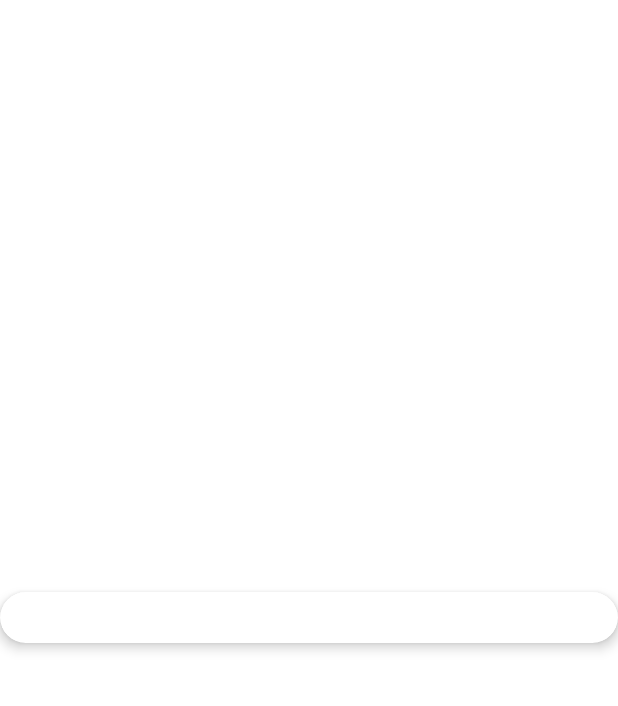
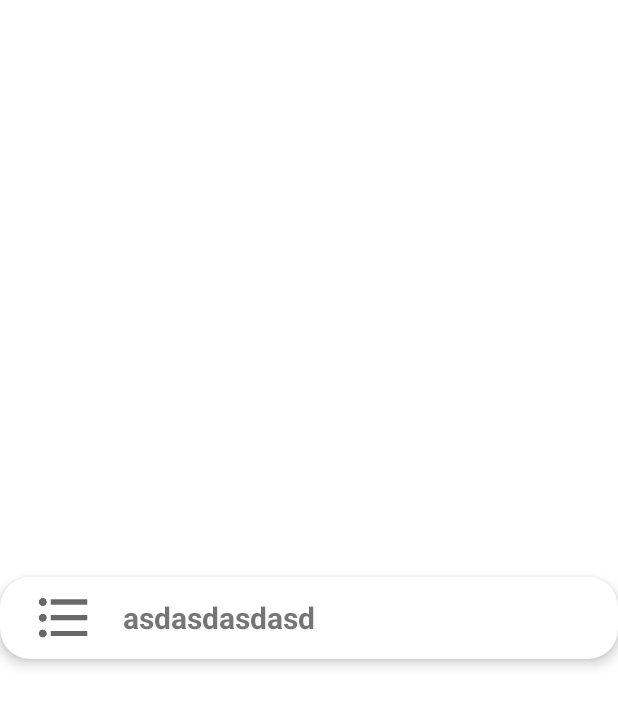
Before and after one commit to irvinjoao19/FiveSYS, an Android app: the layout cardview_menu.xml on its own in the app's theme, with its tools: preview values and no code run, on a phone screen of 412 x 824 dp. Shown: the top 706 px of the screen. Run offline under Robolectric (Android 15) with nearby library versions, the phone set to English and light mode, and no system bars.

Commit message:
change irvin

```diff
--- a/app/src/main/java/com/fivesys/alphamanufacturas/fivesys/context/dao/interfaces/AuditoriaImplementation.kt
+++ b/app/src/main/java/com/fivesys/alphamanufacturas/fivesys/context/dao/interfaces/AuditoriaImplementation.kt
@@ -29,7 +29,7 @@ interface AuditoriaImplementation {
 
     val categorias: RealmResults<Categoria>
 
-    fun getCategoriasById(CategoriaId:Int) : Categoria?
+    fun getCategoriasById(CategoriaId: Int): Categoria?
 
     // TODO DETALLE
 
@@ -43,9 +43,8 @@ interface AuditoriaImplementation {
 
     fun deleteDetalle(d: Detalle): Boolean
 
-
     // TODO UPDATE AUDITORIABYONE
 
-    fun updateAuditoriaByOne(id: Int, ids: Array<IntArray>?)
+    fun updateAuditoriaByOne(id: Int, ids: List<Detalle>?)
 
 }
--- a/app/src/main/java/com/fivesys/alphamanufacturas/fivesys/helper/Mensaje.kt
+++ b/app/src/main/java/com/fivesys/alphamanufacturas/fivesys/helper/Mensaje.kt
@@ -1,4 +1,6 @@
 package com.fivesys.alphamanufacturas.fivesys.helper
+
+import com.fivesys.alphamanufacturas.fivesys.entities.Detalle
 
 open class Mensaje {
 
@@ -6,11 +8,11 @@ open class Mensaje {
     var codigo: String? = null
     var header: Int = 0
     var body: Int = 0
-    var ids: Array<IntArray>? = null
+    var ids: List<Detalle>? = null
 
     constructor()
 
-    constructor(mensaje: String?, codigo: String?, header: Int, body: Int, ids: Array<IntArray>?) {
+    constructor(mensaje: String?, codigo: String?, header: Int, body: Int, ids: List<Detalle>?) {
         this.mensaje = mensaje
         this.codigo = codigo
         this.header = header
--- a/app/src/main/res/layout/cardview_menu.xml
+++ b/app/src/main/res/layout/cardview_menu.xml
@@ -20,6 +20,7 @@
     <LinearLayout
         android:layout_width="wrap_content"
         android:layout_height="wrap_content"
+        android:gravity="center_vertical"
         android:orientation="horizontal"
         tools:ignore="UseCompoundDrawables">
 
@@ -30,7 +31,8 @@
             android:layout_gravity="center|start"
             android:contentDescription="@string/img"
             android:paddingStart="15sp"
-            tools:ignore="RtlSymmetry" />
+            android:paddingEnd="0sp"
+            android:src="@mipmap/ic_auditoria" />
 
         <TextView
             android:id="@+id/textViewTitulo"
@@ -38,6 +40,8 @@
             android:layout_height="wrap_content"
             android:layout_gravity="center"
             android:paddingStart="15sp"
+            android:text="asdasdasdasd"
+            android:paddingEnd="0sp"
             android:textSize="20sp"
             android:textStyle="bold"
             tools:ignore="RtlSymmetry" />
```
Also changed, not shown: app/src/main/java/com/fivesys/alphamanufacturas/fivesys/context/dao/overMethod/AuditoriaOver.kt (+17 -7 lines), app/src/main/java/com/fivesys/alphamanufacturas/fivesys/entities/Detalle.kt (+9 -0 lines), app/src/main/java/com/fivesys/alphamanufacturas/fivesys/views/activities/AuditoriaActivity.kt (+4 -5 lines).
